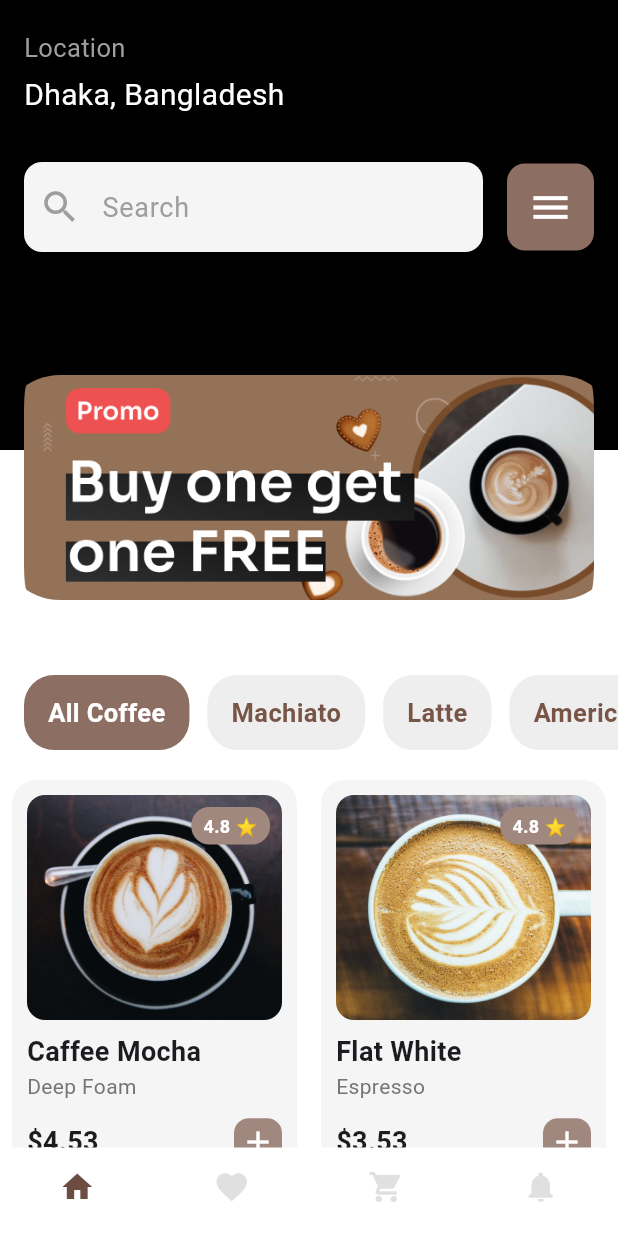
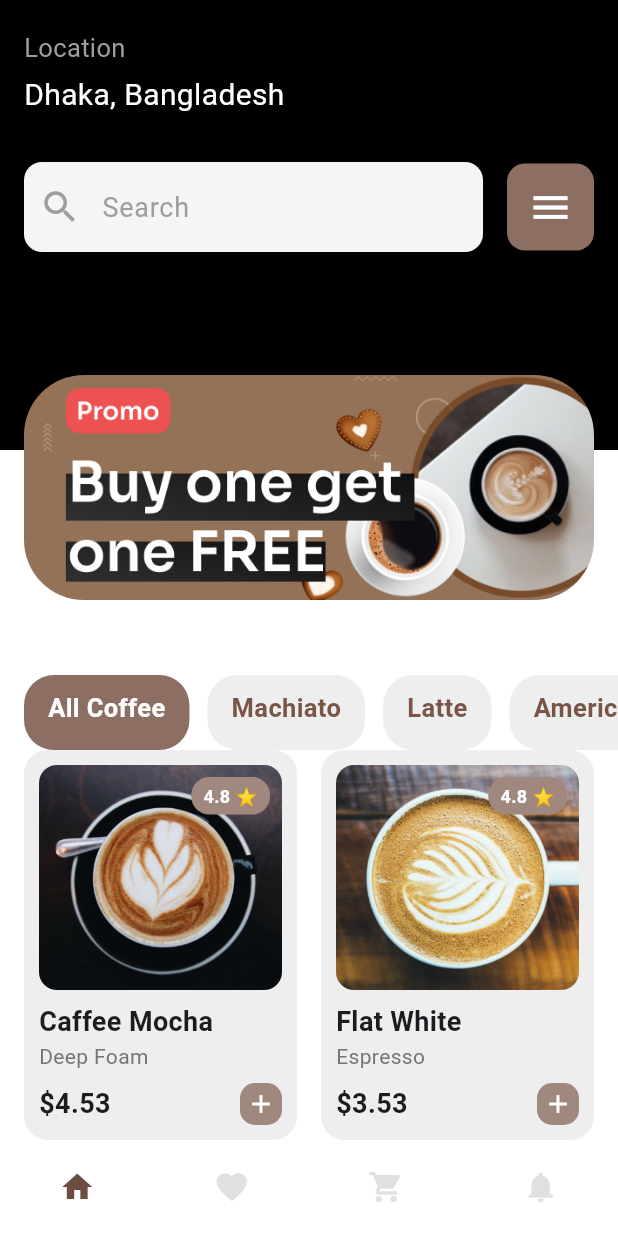
Before and after one commit to iamfarazbaloch/ui_app, a Flutter app: the screen it shows after launch, after a tap on "Get started", on a phone screen of 412 x 824 dp. Run offline on Flutter 3.47's test engine with Material 3 defaults, Android fonts, the phone set to English and light mode, and no system bars; our stand-ins replace gap.

```diff
--- a/lib/pages/home_page.dart
+++ b/lib/pages/home_page.dart
@@ -1,5 +1,6 @@
 import 'package:flutter/material.dart';
 import 'package:gap/gap.dart';
+import 'package:ui_app/pages/coffee_detail_page.dart';
 import 'package:ui_app/widgets/search_field.dart';
 import '../model/coffee_model.dart' show listOfCoffee;
 
@@ -11,15 +12,25 @@ class HomePage extends StatefulWidget {
 }
 
 class _HomePageState extends State<HomePage> {
-  final List<String> categories = [
+  static const _categories = [
     'All Coffee',
     'Machiato',
     'Latte',
     'Americano',
     'Cappuccino',
   ];
+  static const _padding = EdgeInsets.symmetric(
+    horizontal: 16,
+  );
+  static const _cardPadding = EdgeInsets.all(10);
+  static const _borderRadius = BorderRadius.all(
+    Radius.circular(16),
+  );
+  static const _textBold = TextStyle(
+    fontWeight: FontWeight.bold,
+  );
 
-  int selectedIndex = 0;
+  int _selectedIndex = 0;
 
   @override
   Widget build(BuildContext context) {
@@ -28,19 +39,25 @@ class _HomePageState extends State<HomePage> {
       body: SingleChildScrollView(
         child: Column(
           children: [
-            // Black header
-            Container(
+            _buildHeader(),
+            _buildBanner(),
+            _buildCategories(),
+            _buildCoffeeGrid(),
+            const Gap(30),
+          ],
+        ),
+      ),
+    );
+  }
+
+  Widget _buildHeader() {
+    return Container(
       height: 300,
-              width: double.infinity,
       color: Colors.black,
-              padding: const EdgeInsets.symmetric(
-                horizontal: 16.0,
-                vertical: 20,
-              ),
+      padding: _padding.copyWith(top: 20, bottom: 20),
       child: SafeArea(
         child: Column(
-                  crossAxisAlignment:
-                      CrossAxisAlignment.start,
+          crossAxisAlignment: CrossAxisAlignment.start,
           children: [
             Text(
               'Location',
@@ -63,16 +80,17 @@ class _HomePageState extends State<HomePage> {
           ],
         ),
       ),
-            ),
+    );
+  }
 
-            // Banner image
-            Transform.translate(
+  Widget _buildBanner() {
+    return Transform.translate(
       offset: const Offset(0, -50),
+      child: Padding(
+        padding: _padding,
         child: ClipRRect(
-                borderRadius: BorderRadius.circular(40),
-                child: Padding(
-                  padding: const EdgeInsets.symmetric(
-                    horizontal: 16.0,
+          borderRadius: const BorderRadius.all(
+            Radius.circular(40),
           ),
           child: Image.asset(
             'assets/images/banner.png',
@@ -82,29 +100,28 @@ class _HomePageState extends State<HomePage> {
           ),
         ),
       ),
-            ),
+    );
+  }
 
-            // Categories
-            SizedBox(
+  Widget _buildCategories() {
+    return SizedBox(
       height: 50,
       child: ListView.builder(
         scrollDirection: Axis.horizontal,
-                padding: const EdgeInsets.symmetric(
-                  horizontal: 16,
+        padding: _padding,
+        itemCount: _categories.length,
+        itemBuilder:
+            (context, index) => _buildCategoryChip(index),
       ),
-                itemCount: categories.length,
-                itemBuilder: (context, index) {
-                  final isSelected = selectedIndex == index;
+    );
+  }
+
+  Widget _buildCategoryChip(int index) {
+    final isSelected = _selectedIndex == index;
     return GestureDetector(
-                    onTap: () {
-                      setState(() {
-                        selectedIndex = index;
-                      });
-                    },
+      onTap: () => setState(() => _selectedIndex = index),
       child: Container(
-                      margin: const EdgeInsets.only(
-                        right: 12,
-                      ),
+        margin: const EdgeInsets.only(right: 12),
         padding: const EdgeInsets.symmetric(
           horizontal: 16,
           vertical: 10,
@@ -114,40 +131,28 @@ class _HomePageState extends State<HomePage> {
               isSelected
                   ? Colors.brown.shade400
                   : Colors.grey.shade200,
-                        borderRadius: BorderRadius.circular(
-                          20,
+          borderRadius: const BorderRadius.all(
+            Radius.circular(20),
           ),
         ),
-                      child: Center(
         child: Text(
-                          categories[index],
+          _categories[index],
           style: TextStyle(
-                            color:
-                                isSelected
-                                    ? Colors.white
-                                    : Colors.brown,
+            color: isSelected ? Colors.white : Colors.brown,
             fontWeight: FontWeight.bold,
             fontSize: 17,
           ),
         ),
       ),
-                    ),
     );
-                },
-              ),
-            ),
+  }
 
-            const Gap(20),
-
-            // GridView of coffee items
-            Padding(
-              padding: const EdgeInsets.symmetric(
-                horizontal: 8.0,
-              ),
+  Widget _buildCoffeeGrid() {
+    return Padding(
+      padding: _padding,
       child: GridView.builder(
         shrinkWrap: true,
-                physics:
-                    const NeverScrollableScrollPhysics(),
+        physics: const NeverScrollableScrollPhysics(),
         itemCount: listOfCoffee.length,
         gridDelegate:
             const SliverGridDelegateWithFixedCrossAxisCount(
@@ -156,25 +161,81 @@ class _HomePageState extends State<HomePage> {
               mainAxisSpacing: 16,
               childAspectRatio: 0.7,
             ),
-                itemBuilder: (context, index) {
-                  final coffee = listOfCoffee[index];
+        itemBuilder:
+            (context, index) =>
+                _buildCoffeeCard(listOfCoffee[index]),
+      ),
+    );
+  }
+
+  Widget _buildCoffeeCard(coffee) {
     return Container(
       decoration: BoxDecoration(
-                      color: Colors.grey.shade100,
-                      borderRadius: BorderRadius.circular(
-                        16,
+        color: Colors.grey.shade200,
+        borderRadius: _borderRadius,
+      ),
+      padding: _cardPadding,
+      child: Column(
+        crossAxisAlignment: CrossAxisAlignment.start,
+        children: [
+          _buildCoffeeImage(coffee),
+          const Gap(8),
+          Text(
+            coffee.name,
+            style: _textBold.copyWith(fontSize: 18),
+          ),
+          Text(
+            coffee.type,
+            style: TextStyle(color: Colors.grey.shade600),
+          ),
+          const Spacer(),
+          Row(
+            mainAxisAlignment:
+                MainAxisAlignment.spaceBetween,
+            children: [
+              Text(
+                '\$${coffee.price.toStringAsFixed(2)}',
+                style: _textBold.copyWith(fontSize: 18),
+              ),
+              Container(
+                padding: const EdgeInsets.all(4),
+                decoration: BoxDecoration(
+                  color: Colors.brown.shade300,
+                  borderRadius: const BorderRadius.all(
+                    Radius.circular(10),
                   ),
                 ),
-                    padding: const EdgeInsets.all(10),
-                    child: Column(
-                      crossAxisAlignment:
-                          CrossAxisAlignment.start,
-                      children: [
-                        Stack(
+                child: const Icon(
+                  Icons.add,
+                  color: Colors.white,
+                  size: 20,
+                ),
+              ),
+            ],
+          ),
+        ],
+      ),
+    );
+  }
+
+  Widget _buildCoffeeImage(coffee) {
+    return Stack(
       children: [
         ClipRRect(
-                              borderRadius:
-                                  BorderRadius.circular(12),
+          borderRadius: const BorderRadius.all(
+            Radius.circular(12),
+          ),
+          child: GestureDetector(
+            onTap: () {
+              Navigator.push(
+                context,
+                MaterialPageRoute(
+                  builder:
+                      (_) =>
+                          CoffeeDetailPage(coffee: coffee),
+                ),
+              );
+            },
             child: Image.asset(
               coffee.image,
               fit: BoxFit.cover,
@@ -182,93 +243,32 @@ class _HomePageState extends State<HomePage> {
               height: 150,
             ),
           ),
+        ),
         Positioned(
           top: 8,
           right: 8,
           child: Container(
-                                padding:
-                                    const EdgeInsets.symmetric(
+            padding: const EdgeInsets.symmetric(
               horizontal: 8,
               vertical: 4,
             ),
             decoration: BoxDecoration(
-                                  color:
-                                      Colors.brown.shade300,
-                                  borderRadius:
-                                      BorderRadius.circular(
-                                        12,
+              color: Colors.brown.shade300,
+              borderRadius: const BorderRadius.all(
+                Radius.circular(12),
               ),
             ),
             child: Text(
               '${coffee.rate} ⭐',
               style: const TextStyle(
                 color: Colors.white,
-                                    fontWeight:
-                                        FontWeight.bold,
+                fontWeight: FontWeight.bold,
                 fontSize: 12,
               ),
             ),
           ),
         ),
       ],
-                        ),
-                        const Gap(8),
-                        Text(
-                          coffee.name,
-                          style: const TextStyle(
-                            fontWeight: FontWeight.bold,
-                            fontSize: 18,
-                          ),
-                        ),
-                        Text(
-                          coffee.type,
-                          style: TextStyle(
-                            color: Colors.grey.shade600,
-                          ),
-                        ),
-                        Spacer(),
-                        Row(
-                          mainAxisAlignment:
-                              MainAxisAlignment
-                                  .spaceBetween,
-                          children: [
-                            Text(
-                              '\$${coffee.price.toStringAsFixed(2)}',
-                              style: const TextStyle(
-                                fontWeight: FontWeight.bold,
-                                fontSize: 18,
-                              ),
-                            ),
-                            Container(
-                              padding: const EdgeInsets.all(
-                                4,
-                              ),
-                              decoration: BoxDecoration(
-                                color:
-                                    Colors.brown.shade300,
-                                borderRadius:
-                                    BorderRadius.circular(
-                                      10,
-                                    ),
-                              ),
-                              child: const Icon(
-                                Icons.add,
-                                color: Colors.white,
-                              ),
-                            ),
-                          ],
-                        ),
-                        const Gap(4),
-                      ],
-                    ),
-                  );
-                },
-              ),
-            ),
-            const Gap(30),
-          ],
-        ),
-      ),
     );
   }
 }
```
Also changed, not shown: lib/model/cart_model.dart (added, +24 -0 lines), lib/pages/coffee_detail_page.dart (added, +218 -0 lines), lib/provider/cart_provider.dart (added). Lines whose indentation alone changed are shown as unchanged.
